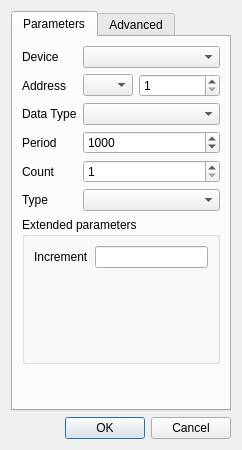
First picture: the form in src/server/gui/dialogs/server_dialogaction.ui, repository serhmarch/ModbusTools, before the edit.
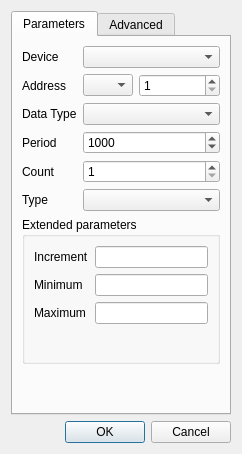
Second picture: the form after the edit.

Commit message: Added min/max params for simulation action of Increment

What changed in the file:
```diff
--- a/src/server/gui/dialogs/server_dialogaction.ui
+++ b/src/server/gui/dialogs/server_dialogaction.ui
@@ -7,7 +7,7 @@
     <x>0</x>
     <y>0</y>
     <width>242</width>
-    <height>450</height>
+    <height>454</height>
    </rect>
   </property>
   <property name="windowTitle">
@@ -176,6 +176,26 @@
               <item row="0" column="1">
                <widget class="QLineEdit" name="lnActionIncrement"/>
               </item>
+              <item row="1" column="0">
+               <widget class="QLabel" name="label_19">
+                <property name="text">
+                 <string>Minimum</string>
+                </property>
+               </widget>
+              </item>
+              <item row="1" column="1">
+               <widget class="QLineEdit" name="lnActionIncrementMin"/>
+              </item>
+              <item row="2" column="0">
+               <widget class="QLabel" name="label_18">
+                <property name="text">
+                 <string>Maximum</string>
+                </property>
+               </widget>
+              </item>
+              <item row="2" column="1">
+               <widget class="QLineEdit" name="lnActionIncrementMax"/>
+              </item>
              </layout>
             </widget>
             <widget class="QWidget" name="pgSine">
```
The commit also changes 8 other files.
